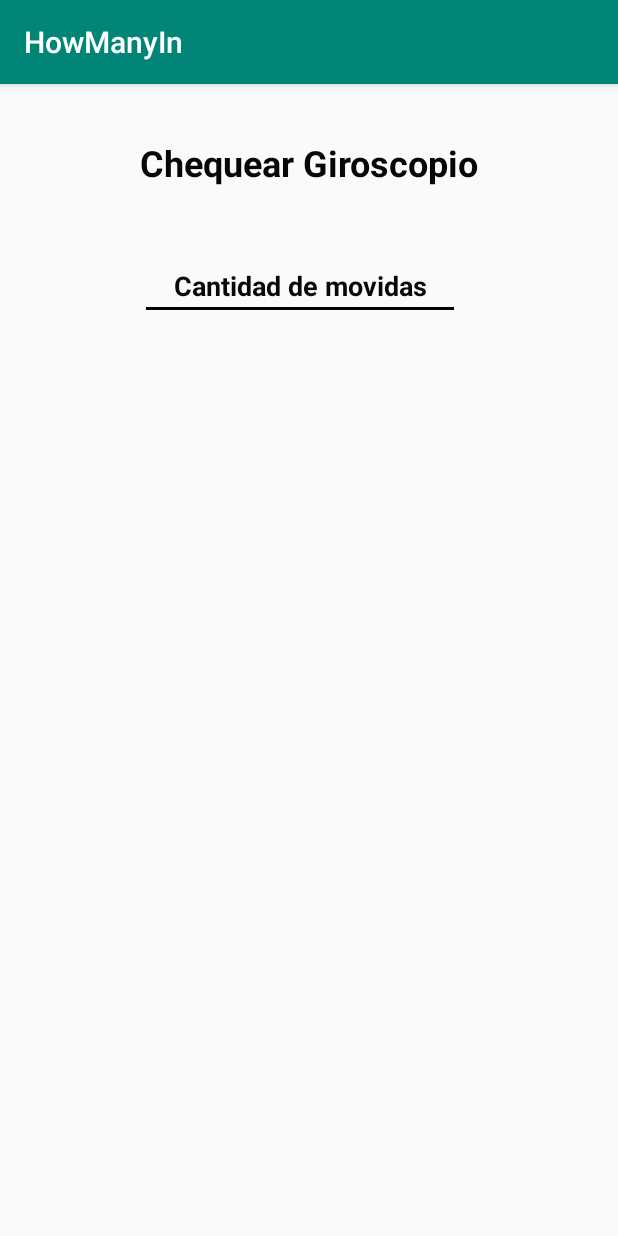
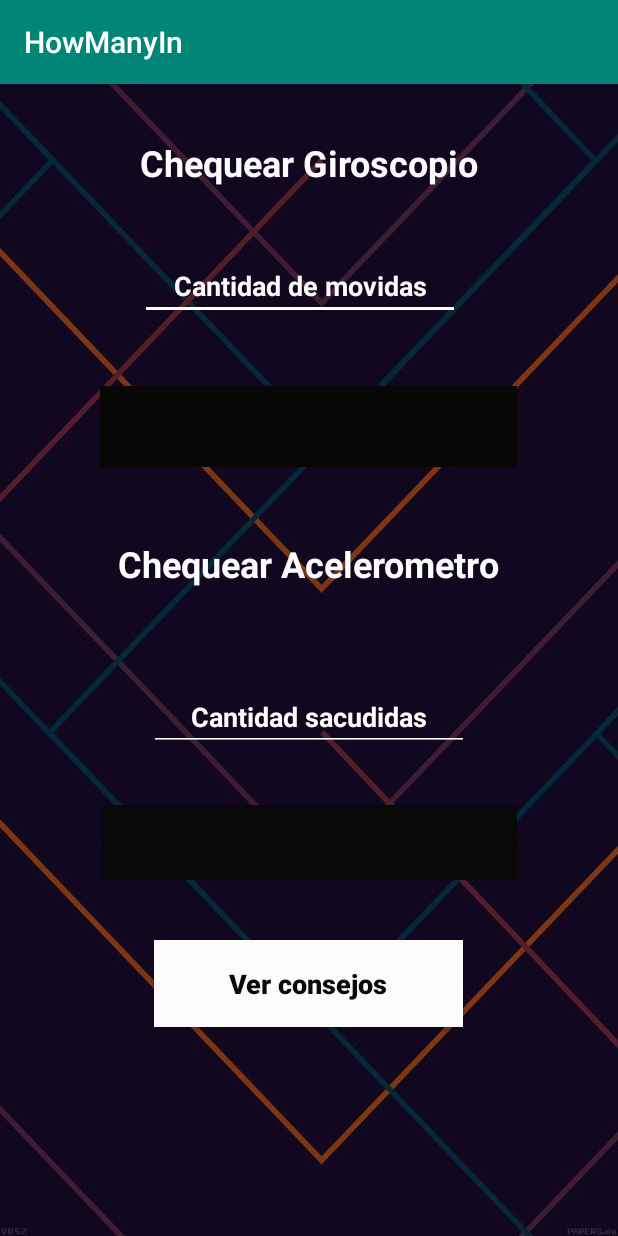
Before and after one commit to dotavix/grupo_612, an Android app: the SensorActivity screen opened directly, with no data from a screen before it, on a phone screen of 412 x 824 dp. Run offline under Robolectric (Android 15) with nearby library versions, the phone set to English and light mode, and no system bars; 1 statement that could not run was skipped.

Commit message:
Details on sensor view , status bar and count of movements

```diff
--- a/Codigo/app/src/main/java/com/example/howmanyin/SensorActivity.java
+++ b/Codigo/app/src/main/java/com/example/howmanyin/SensorActivity.java
@@ -9,6 +9,7 @@ import android.hardware.SensorEventListener;
 import android.hardware.SensorManager;
 import android.os.Bundle;
 import android.widget.EditText;
+import android.widget.ProgressBar;
 
 public class SensorActivity extends AppCompatActivity {
 
@@ -17,11 +18,13 @@ public class SensorActivity extends AppCompatActivity {
     SensorEventListener sensorEventListener;
     int whip = 0;
     EditText cantidad;
+    ProgressBar colorBar ;
     private final static float ACC = 30;
 
     @Override
     protected void onCreate(Bundle savedInstanceState) {
         super.onCreate(savedInstanceState);
+
         setContentView(R.layout.activity_sensor);
 
         sensorManager = (SensorManager) getSystemService(SENSOR_SERVICE);
@@ -35,31 +38,39 @@ public class SensorActivity extends AppCompatActivity {
 
         cantidad = findViewById(R.id.editCantidad);
 
+        colorBar = findViewById(R.id.progressBar);
+
+
         sensorEventListener = new SensorEventListener() {
             @Override
             public void onSensorChanged(SensorEvent sensorEvent) {
 
                 //float x = sensorEvent.values[0];
                 //float y = sensorEvent.values[1];
-                float[] values = sensorEvent.values;
+                //float[] values = sensorEvent.values;
 
                 //if ((Math.abs(values[0]) > ACC || Math.abs(values[1]) > ACC || Math.abs(values[2]) > ACC)){
                 if (sensorEvent.values[2] > 5f || sensorEvent.values[2] < -5f){
 
+                    whip++;
                     cantidad.setText(String.valueOf(whip));
-                    whip++;
+
                 }
 
                 if (whip >=1 && whip < 3){
 
-                    getWindow().getDecorView().setBackgroundColor(Color.GREEN);
+                    //getWindow().getDecorView().setBackgroundColor(Color.GREEN);
+                    colorBar.setBackgroundColor(Color.GREEN);
 
-                }else if ( whip >= 3 || whip <= 5){
+                }else if ( whip >= 3 && whip <= 5){
 
-                    getWindow().getDecorView().setBackgroundColor(Color.YELLOW);
+                    //getWindow().getDecorView().setBackgroundColor(Color.YELLOW);
+                    colorBar.setBackgroundColor(Color.YELLOW);
+
                 }else if ( whip > 5){
 
-                    getWindow().getDecorView().setBackgroundColor(Color.RED);
+                    //getWindow().getDecorView().setBackgroundColor(Color.RED);
+                    colorBar.setBackgroundColor(Color.RED);
                 }
 
             }
--- a/Codigo/app/src/main/res/layout/activity_login.xml
+++ b/Codigo/app/src/main/res/layout/activity_login.xml
@@ -62,10 +62,10 @@
         android:layout_marginStart="24dp"
         android:layout_marginTop="40dp"
         android:layout_marginEnd="24dp"
+        android:backgroundTint="@android:color/white"
         android:ems="10"
         android:hint="Ingrese Nombre"
-        android:backgroundTint="@android:color/white"
-        android:inputType="textPersonName"
+        android:inputType="text"
         android:selectAllOnFocus="false"
         android:textAlignment="center"
         android:textColor="#FFFFFF"
@@ -97,10 +97,10 @@
         android:layout_marginStart="24dp"
         android:layout_marginTop="68dp"
         android:layout_marginEnd="24dp"
+        android:backgroundTint="@android:color/white"
         android:ems="10"
         android:hint="Ingrese apellido"
-        android:backgroundTint="@android:color/white"
-        android:inputType="textPersonName"
+        android:inputType="text"
         android:textAlignment="center"
         android:textColor="#FFFFFF"
         android:textColorHint="#FFFFFF"
@@ -116,10 +116,10 @@
         android:layout_marginStart="24dp"
         android:layout_marginTop="64dp"
         android:layout_marginEnd="24dp"
+        android:backgroundTint="@android:color/white"
         android:ems="10"
         android:hint="Ingrese Email"
-        android:backgroundTint="@android:color/white"
-        android:inputType="textPersonName"
+        android:inputType="textWebEmailAddress"
         android:textAlignment="center"
         android:textColor="#FFFFFF"
         android:textColorHint="#FFFFFF"
@@ -135,10 +135,10 @@
         android:layout_marginStart="24dp"
         android:layout_marginTop="52dp"
         android:layout_marginEnd="24dp"
+        android:backgroundTint="@android:color/white"
         android:ems="10"
         android:hint="Ingrese Password"
-        android:backgroundTint="@android:color/white"
-        android:inputType="textPersonName"
+        android:inputType="text"
         android:textAlignment="center"
         android:textColor="#FFFFFF"
         android:textColorHint="#FFFFFF"
@@ -154,10 +154,10 @@
         android:layout_marginStart="24dp"
         android:layout_marginTop="56dp"
         android:layout_marginEnd="24dp"
+        android:backgroundTint="@android:color/white"
         android:ems="10"
         android:hint="Ingrese DNI"
-        android:backgroundTint="@android:color/white"
-        android:inputType="textPersonName"
+        android:inputType="numberSigned"
         android:textAlignment="center"
         android:textColor="#FFFFFF"
         android:textColorHighlight="#FFFFFF"
--- a/Codigo/app/src/main/res/layout/activity_main.xml
+++ b/Codigo/app/src/main/res/layout/activity_main.xml
@@ -39,17 +39,17 @@
         android:layout_marginStart="24dp"
         android:layout_marginTop="56dp"
         android:layout_marginEnd="24dp"
+        android:backgroundTint="@android:color/white"
         android:cursorVisible="true"
         android:ems="10"
         android:hint="Ingrese Nombre"
-        android:inputType="textPersonName"
+        android:inputType="text"
         android:textAlignment="center"
         android:textColor="#FFFFFF"
         android:textColorHighlight="#FFFFFF"
         android:textColorHint="#FFFFFF"
         android:textColorLink="#FFFFFF"
         android:textStyle="bold"
-        android:backgroundTint="@android:color/white"
         app:layout_constraintEnd_toEndOf="parent"
         app:layout_constraintHorizontal_bias="0.473"
         app:layout_constraintStart_toStartOf="parent"
@@ -62,11 +62,11 @@
         android:layout_marginStart="24dp"
         android:layout_marginTop="40dp"
         android:layout_marginEnd="24dp"
+        android:backgroundTint="@android:color/white"
         android:cursorVisible="true"
         android:ems="10"
         android:hint="Ingrese Apellido"
-        android:backgroundTint="@android:color/white"
-        android:inputType="textPersonName"
+        android:inputType="text"
         android:textAlignment="center"
         android:textColor="#FFFFFF"
         android:textColorHighlight="#FFFFFF"
@@ -84,13 +84,13 @@
         android:layout_marginStart="24dp"
         android:layout_marginTop="52dp"
         android:layout_marginEnd="24dp"
+        android:backgroundTint="@android:color/white"
         android:cursorVisible="true"
         android:ems="10"
         android:hint="Ingrese DNI"
-        android:inputType="textPersonName"
+        android:inputType="numberSigned"
         android:textAlignment="center"
         android:textColor="#FCFBFB"
-        android:backgroundTint="@android:color/white"
         android:textColorHighlight="#FFFFFF"
         android:textColorHint="#FFFFFF"
         android:textColorLink="#FFFFFF"
@@ -106,11 +106,11 @@
         android:layout_marginStart="24dp"
         android:layout_marginTop="36dp"
         android:layout_marginEnd="24dp"
+        android:backgroundTint="@android:color/white"
         android:cursorVisible="true"
         android:ems="10"
         android:hint="Ingrese Email"
-        android:backgroundTint="@android:color/white"
-        android:inputType="textPersonName"
+        android:inputType="textEmailAddress"
         android:textAlignment="center"
         android:textColor="#FCFBFB"
         android:textColorHighlight="#FFFFFF"
@@ -129,11 +129,11 @@
         android:layout_marginStart="24dp"
         android:layout_marginTop="48dp"
         android:layout_marginEnd="24dp"
+        android:backgroundTint="@android:color/white"
         android:cursorVisible="true"
         android:ems="10"
         android:hint="Ingrese Password"
-        android:backgroundTint="@android:color/white"
-        android:inputType="textPersonName"
+        android:inputType="text"
         android:textAlignment="center"
         android:textColor="#FCFBFB"
         android:textColorHighlight="#FFFFFF"
--- a/Codigo/app/src/main/res/layout/activity_sensor.xml
+++ b/Codigo/app/src/main/res/layout/activity_sensor.xml
@@ -2,19 +2,20 @@
 <androidx.constraintlayout.widget.ConstraintLayout xmlns:android="http://schemas.android.com/apk/res/android"
     xmlns:app="http://schemas.android.com/apk/res-auto"
     xmlns:tools="http://schemas.android.com/tools"
+    android:id="@+id/sensorView"
     android:layout_width="match_parent"
     android:layout_height="match_parent"
-    android:background="#000C0B0B"
+    android:background="@drawable/main"
     tools:context=".SensorActivity">
 
     <TextView
-        android:id="@+id/textView"
-        android:layout_width="403dp"
+        android:id="@+id/textGiro"
+        android:layout_width="410dp"
         android:layout_height="52dp"
         android:layout_marginTop="36dp"
         android:text="Chequear Giroscopio"
         android:textAlignment="center"
-        android:textColor="#070707"
+        android:textColor="#FCFBFB"
         android:textSize="24sp"
         android:textStyle="bold"
         app:layout_constraintEnd_toEndOf="parent"
@@ -28,17 +29,98 @@
         android:layout_marginStart="93dp"
         android:layout_marginTop="24dp"
         android:layout_marginEnd="105dp"
+        android:backgroundTint="@android:color/white"
+        android:clickable="false"
         android:cursorVisible="false"
         android:editable="false"
         android:ems="10"
         android:hint="Cantidad de movidas"
-        android:inputType="number"
+        android:linksClickable="false"
+        android:longClickable="false"
         android:textAlignment="center"
-        android:textColor="#0A0A0A"
-        android:textColorHint="#090808"
+        android:textColor="#FCFBFB"
+        android:textColorHint="#FDFCFC"
+        android:textIsSelectable="false"
         android:textStyle="bold"
         app:layout_constraintEnd_toEndOf="parent"
         app:layout_constraintStart_toStartOf="parent"
-        app:layout_constraintTop_toBottomOf="@+id/textView" />
+        app:layout_constraintTop_toBottomOf="@id/textGiro" />
+
+    <ProgressBar
+        android:id="@+id/progressBar"
+        style="?android:attr/progressBarStyleHorizontal"
+        android:layout_width="278dp"
+        android:layout_height="54dp"
+        android:layout_marginTop="44dp"
+        android:background="#070707"
+        app:layout_constraintEnd_toEndOf="parent"
+        app:layout_constraintHorizontal_bias="0.496"
+        app:layout_constraintStart_toStartOf="parent"
+        app:layout_constraintTop_toBottomOf="@+id/editCantidad" />
+
+    <TextView
+        android:id="@+id/textAcelero"
+        android:layout_width="402dp"
+        android:layout_height="48dp"
+        android:layout_marginTop="48dp"
+        android:text="Chequear Acelerometro"
+        android:textAlignment="center"
+        android:textColor="#FCFFFFFF"
+        android:textSize="24sp"
+        android:textStyle="bold"
+        app:layout_constraintEnd_toEndOf="parent"
+        app:layout_constraintHorizontal_bias="0.493"
+        app:layout_constraintStart_toStartOf="parent"
+        app:layout_constraintTop_toBottomOf="@+id/progressBar" />
+
+    <EditText
+        android:id="@+id/editAcelero"
+        android:layout_width="wrap_content"
+        android:layout_height="wrap_content"
+        android:layout_marginTop="48dp"
+        android:layout_marginEnd="96dp"
+        android:backgroundTint="@android:color/white"
+        android:clickable="false"
+        android:cursorVisible="false"
+        android:editable="false"
+        android:ems="10"
+        android:hint="Cantidad sacudidas"
+        android:textAlignment="center"
+        android:textColorHint="#FFFFFF"
+        android:textIsSelectable="false"
+        android:textStyle="bold"
+        app:layout_constraintEnd_toEndOf="parent"
+        app:layout_constraintHorizontal_bias="0.97"
+        app:layout_constraintStart_toStartOf="parent"
+        app:layout_constraintTop_toBottomOf="@+id/textAcelero" />
+
+    <ProgressBar
+        android:id="@+id/progressAcelero"
+        style="?android:attr/progressBarStyleHorizontal"
+        android:layout_width="277dp"
+        android:layout_height="50dp"
+        android:layout_marginTop="36dp"
+        android:background="#FC0A0A0A"
+        app:layout_constraintEnd_toEndOf="parent"
+        app:layout_constraintStart_toStartOf="parent"
+        app:layout_constraintTop_toBottomOf="@+id/editAcelero" />
+
+    <Button
+        android:id="@+id/buttonConsejo"
+        android:layout_width="206dp"
+        android:layout_height="58dp"
+        android:layout_marginTop="40dp"
+        android:background="#FCFAFA"
+        android:capitalize="none"
+        android:text="Ver consejos"
+        android:textAlignment="center"
+        android:textAllCaps="false"
+        android:textColor="#090909"
+        android:textSize="18sp"
+        android:textStyle="bold"
+        app:layout_constraintEnd_toEndOf="parent"
+        app:layout_constraintHorizontal_bias="0.497"
+        app:layout_constraintStart_toStartOf="parent"
+        app:layout_constraintTop_toBottomOf="@+id/progressAcelero" />
 
 </androidx.constraintlayout.widget.ConstraintLayout>
```
